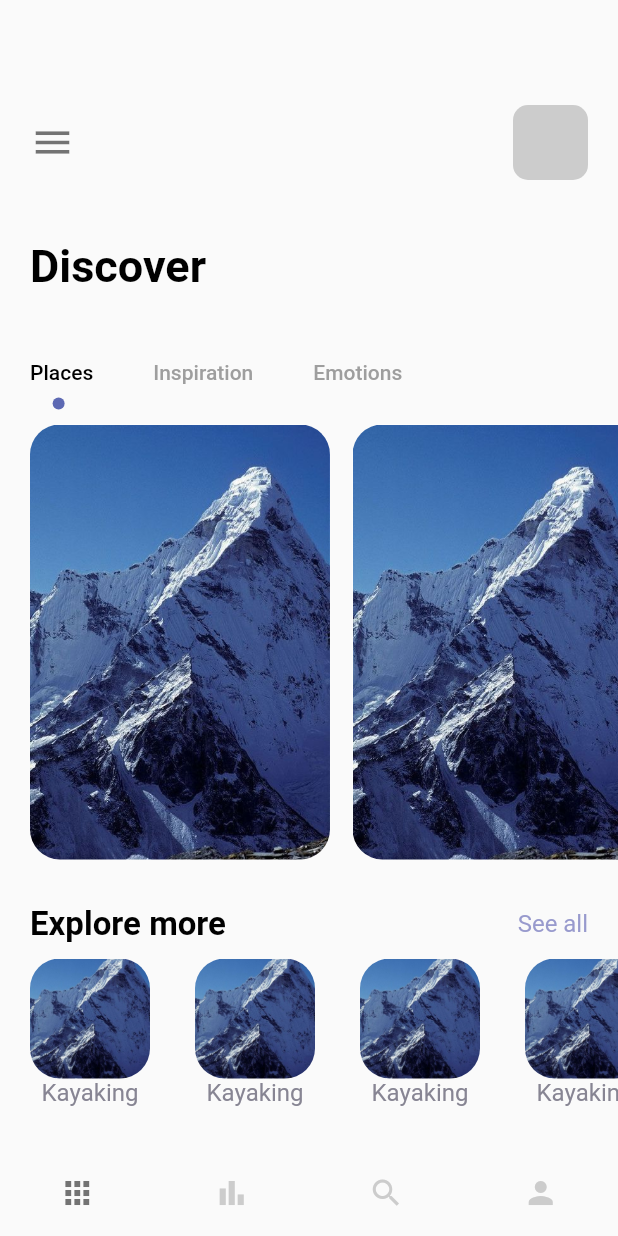
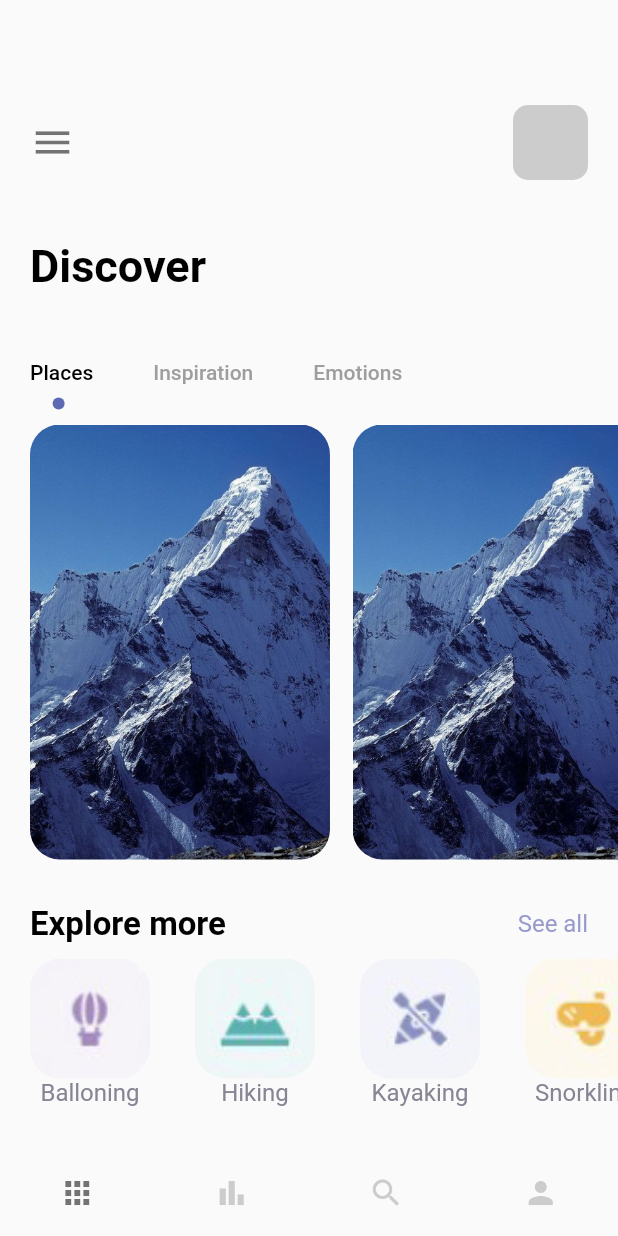
Before and after one commit to sEmoto0808/Flutter-Cubit-Tutorial, a Flutter app: the screen it shows after launch, on a phone screen of 412 x 824 dp. Run offline on Flutter 3.47's test engine with Material 2 defaults, Android fonts, the phone set to English and light mode, and no system bars.

Commit message:
表示する画像を動的に変更

```diff
--- a/cubit_tutorial/lib/pages/bottom_navigation/home_page.dart
+++ b/cubit_tutorial/lib/pages/bottom_navigation/home_page.dart
@@ -13,6 +13,13 @@ class HomePage extends StatefulWidget {
 // TabBarの状態変化を同期する
 class _HomePageState extends State<HomePage> with TickerProviderStateMixin {
   late final TabController _tabController;
+
+  final imagesMap = {
+    'Balloning': 'balloning.png',
+    'Hiking': 'hiking.png',
+    'Kayaking': 'kayaking.png',
+    'Snorkling': 'snorkling.png',
+  };
 
   @override
   void initState() {
@@ -146,6 +153,7 @@ class _HomePageState extends State<HomePage> with TickerProviderStateMixin {
               scrollDirection: Axis.horizontal,
               itemCount: 4,
               itemBuilder: (_, index) {
+                final image = imagesMap[index];
                 return Container(
                   margin: const EdgeInsets.only(right: 30),
                   child: Column(
@@ -157,14 +165,17 @@ class _HomePageState extends State<HomePage> with TickerProviderStateMixin {
                         decoration: BoxDecoration(
                           borderRadius: BorderRadius.circular(20),
                           color: Colors.white,
-                          image: const DecorationImage(
-                            image: AssetImage('assets/images/mountain.jpeg'),
+                          image: DecorationImage(
+                            image: AssetImage(
+                              'assets/images/' +
+                                  imagesMap.values.elementAt(index),
+                            ),
                             fit: BoxFit.cover,
                           ),
                         ),
                       ),
-                      const AppText(
-                        text: 'Kayaking',
+                      AppText(
+                        text: imagesMap.keys.elementAt(index),
                         color: AppColors.textColor2,
                       ),
                     ],
```
